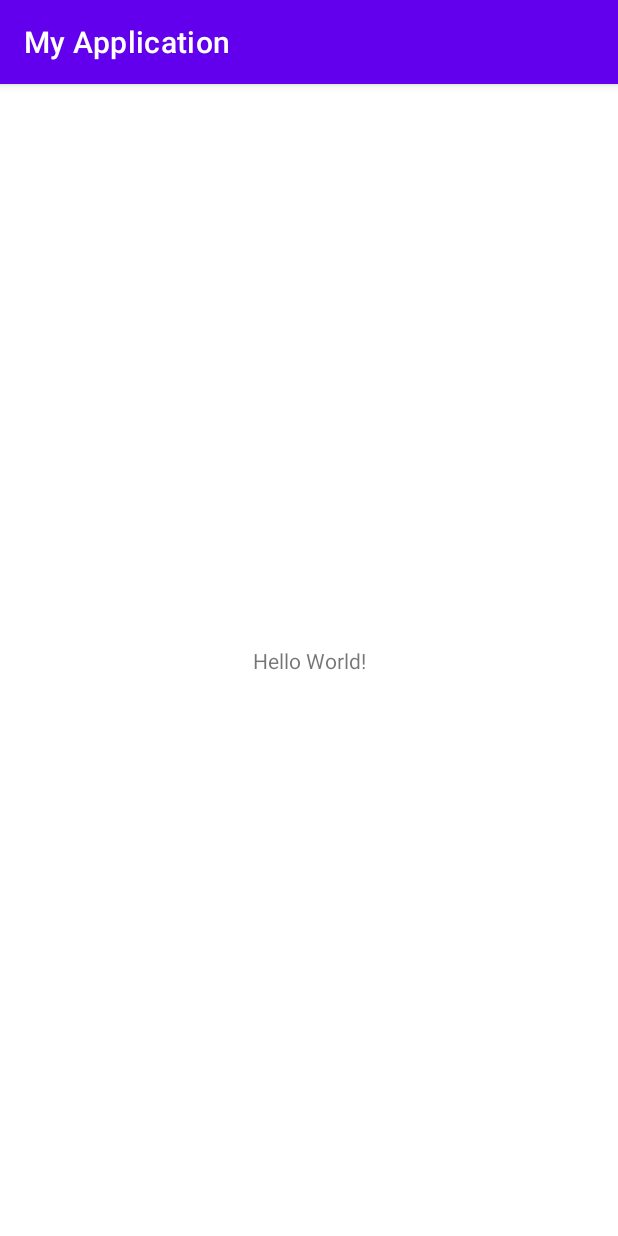
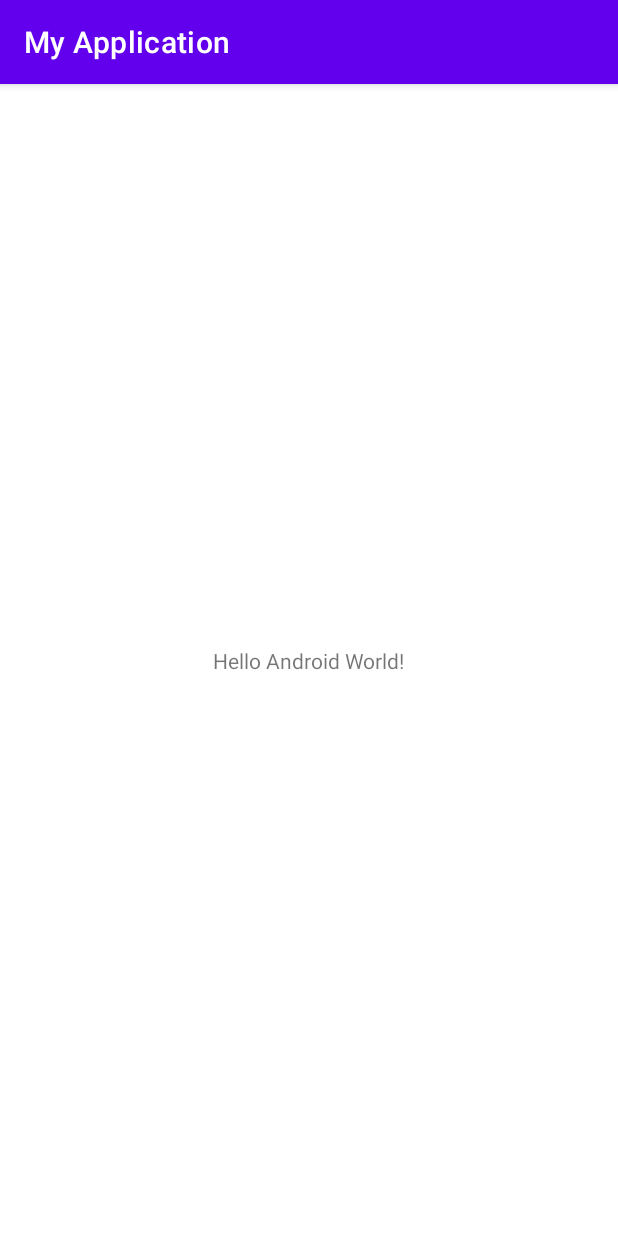
Before and after one commit to satyadevdixit/practiseandroid, an Android app: the screen it shows after launch (MainActivity), on a phone screen of 412 x 824 dp. Run offline under Robolectric (Android 15) with nearby library versions, the phone set to English and light mode, and no system bars.

Commit message:
Change in UI

```diff
--- a/app/src/main/res/layout/activity_main.xml
+++ b/app/src/main/res/layout/activity_main.xml
@@ -9,7 +9,7 @@
     <TextView
         android:layout_width="wrap_content"
         android:layout_height="wrap_content"
-        android:text="Hello World!"
+        android:text="Hello Android World!"
         app:layout_constraintBottom_toBottomOf="parent"
         app:layout_constraintEnd_toEndOf="parent"
         app:layout_constraintStart_toStartOf="parent"
```
